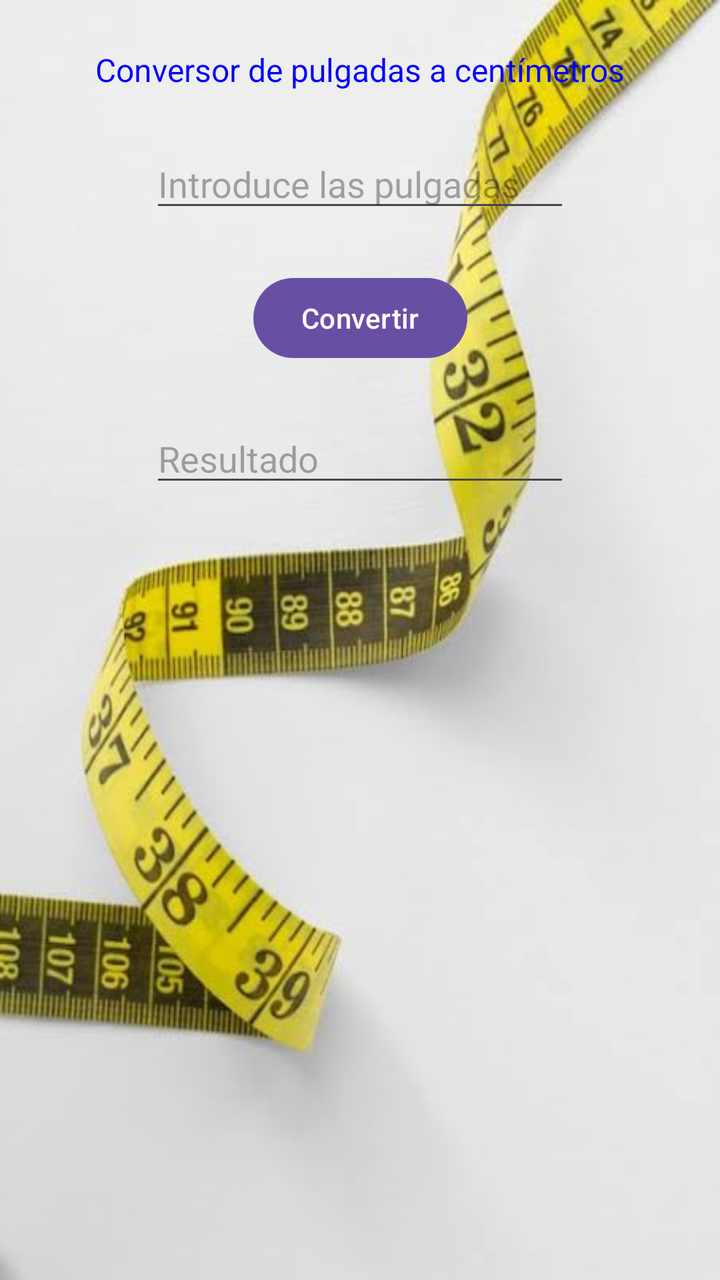
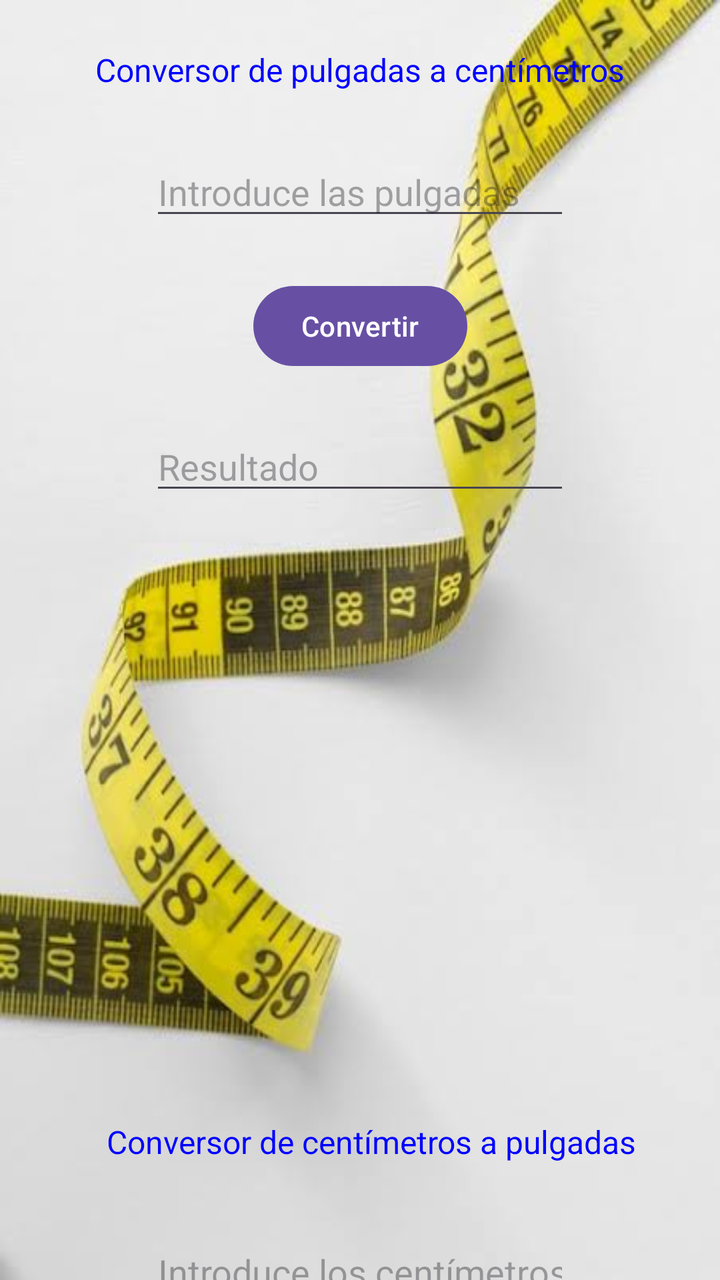

Two renders of the same Android screen: before a commit and after it. Below are the layout's source before the change and the commit's diff.
<!-- AndroidManifest.xml: application theme Theme.U2P4Conversor -->
<!-- res/layout/activity_main.xml -->
<?xml version="1.0" encoding="utf-8"?>
<androidx.constraintlayout.widget.ConstraintLayout xmlns:android="http://schemas.android.com/apk/res/android"
    xmlns:app="http://schemas.android.com/apk/res-auto"
    xmlns:tools="http://schemas.android.com/tools"
    android:id="@+id/main"
    android:layout_width="match_parent"
    android:layout_height="match_parent"
    android:background="@drawable/images"
    tools:context=".MainActivity">


    <TextView
        android:id="@+id/infoConversor"
        android:layout_width="wrap_content"
        android:layout_height="wrap_content"
        android:layout_marginStart="8dp"
        android:layout_marginTop="24dp"
        android:layout_marginEnd="8dp"
        android:text="@string/textViewInfo"
        android:textColor="#0000FF"
        android:textSize="16sp"
        app:layout_constraintEnd_toEndOf="parent"
        app:layout_constraintStart_toStartOf="parent"
        app:layout_constraintTop_toTopOf="parent" />


    <EditText
        android:id="@+id/pedirPulgadas"
        android:layout_width="wrap_content"
        android:layout_height="wrap_content"
        android:layout_marginTop="24dp"
        android:ems="10"
        android:hint="@string/textViewHintPedir"
        android:inputType="numberDecimal"
        app:layout_constraintEnd_toEndOf="parent"
        app:layout_constraintStart_toStartOf="parent"
        app:layout_constraintTop_toBottomOf="@id/infoConversor" />


    <Button
        android:id="@+id/buttonConvertir"
        android:layout_width="wrap_content"
        android:layout_height="wrap_content"
        android:layout_marginTop="24dp"
        android:text="@string/buttonConvertir"
        app:layout_constraintEnd_toEndOf="parent"
        app:layout_constraintStart_toStartOf="parent"
        app:layout_constraintTop_toBottomOf="@id/pedirPulgadas" />


    <EditText
        android:id="@+id/editResultado"
        android:layout_width="wrap_content"
        android:layout_height="wrap_content"
        android:layout_marginTop="24dp"
        android:ems="10"
        android:hint="@string/editTextHintResultado"
        android:inputType="numberDecimal"
        app:layout_constraintEnd_toEndOf="parent"
        app:layout_constraintStart_toStartOf="parent"
        app:layout_constraintTop_toBottomOf="@id/buttonConvertir" />

</androidx.constraintlayout.widget.ConstraintLayout>
<!-- resources referenced by this layout -->
<resources>
  <!-- drawable images: jpeg bitmap (drawable, 20203 bytes) -->
  <string name="buttonConvertir">Convertir</string>
  <string name="editTextHintResultado">Resultado</string>
  <string name="textViewHintPedir">Introduce las pulgadas</string>
  <string name="textViewInfo">Conversor de pulgadas a centímetros</string>
  <style name="Theme.U2P4Conversor" parent="Base.Theme.U2P4Conversor" />
  <style name="Base.Theme.U2P4Conversor" parent="Theme.Material3.DayNight.NoActionBar">
          
          
      </style>
</resources>

<!-- the commit's change to res/layout/activity_main.xml (unified diff, before → after) -->
@@ -9,6 +9,56 @@
     tools:context=".MainActivity">
 
 
+    <EditText
+        android:id="@+id/editResultadoCentimetros"
+        android:layout_width="wrap_content"
+        android:layout_height="wrap_content"
+        android:layout_marginTop="548dp"
+        android:ems="10"
+        android:hint="@string/editTextHintResultado"
+        android:inputType="numberDecimal"
+        app:layout_constraintEnd_toEndOf="parent"
+        app:layout_constraintStart_toStartOf="parent"
+        app:layout_constraintTop_toBottomOf="@id/buttonConvertirPulgadas" />
+
+    <Button
+        android:id="@+id/buttonConvertirCentimetros"
+        android:layout_width="wrap_content"
+        android:layout_height="wrap_content"
+        android:layout_marginTop="564dp"
+        android:text="@string/buttonConvertir"
+        app:layout_constraintEnd_toEndOf="parent"
+        app:layout_constraintHorizontal_bias="0.498"
+        app:layout_constraintStart_toStartOf="parent"
+        app:layout_constraintTop_toBottomOf="@id/pedirPulgadas" />
+
+    <EditText
+        android:id="@+id/pedirCentimetros"
+        android:layout_width="wrap_content"
+        android:layout_height="wrap_content"
+        android:layout_marginTop="568dp"
+        android:ems="10"
+        android:hint="@string/textViewHintPedirCentímetros"
+        android:inputType="numberDecimal"
+        app:layout_constraintEnd_toEndOf="parent"
+        app:layout_constraintStart_toStartOf="parent"
+        app:layout_constraintTop_toBottomOf="@id/infoConversor" />
+
+    <TextView
+        android:id="@+id/infoConversor2"
+        android:layout_width="wrap_content"
+        android:layout_height="wrap_content"
+        android:layout_marginStart="8dp"
+        android:layout_marginTop="560dp"
+        android:layout_marginEnd="8dp"
+        android:text="@string/textViewInfoCentimetros"
+        android:textColor="#0000FF"
+        android:textSize="16sp"
+        app:layout_constraintEnd_toEndOf="parent"
+        app:layout_constraintHorizontal_bias="0.573"
+        app:layout_constraintStart_toStartOf="parent"
+        app:layout_constraintTop_toTopOf="parent" />
+
     <TextView
         android:id="@+id/infoConversor"
         android:layout_width="wrap_content"
@@ -16,7 +66,7 @@
         android:layout_marginStart="8dp"
         android:layout_marginTop="24dp"
         android:layout_marginEnd="8dp"
-        android:text="@string/textViewInfo"
+        android:text="@string/textViewInfoPulgadas"
         android:textColor="#0000FF"
         android:textSize="16sp"
         app:layout_constraintEnd_toEndOf="parent"
@@ -28,17 +78,16 @@
         android:id="@+id/pedirPulgadas"
         android:layout_width="wrap_content"
         android:layout_height="wrap_content"
-        android:layout_marginTop="24dp"
+        android:layout_marginTop="28dp"
         android:ems="10"
-        android:hint="@string/textViewHintPedir"
+        android:hint="@string/textViewHintPediPulgadasr"
         android:inputType="numberDecimal"
         app:layout_constraintEnd_toEndOf="parent"
         app:layout_constraintStart_toStartOf="parent"
         app:layout_constraintTop_toBottomOf="@id/infoConversor" />
 
-
     <Button
-        android:id="@+id/buttonConvertir"
+        android:id="@+id/buttonConvertirPulgadas"
         android:layout_width="wrap_content"
         android:layout_height="wrap_content"
         android:layout_marginTop="24dp"
@@ -49,7 +98,7 @@
 
 
     <EditText
-        android:id="@+id/editResultado"
+        android:id="@+id/editResultadoPulgadas"
         android:layout_width="wrap_content"
         android:layout_height="wrap_content"
         android:layout_marginTop="24dp"
@@ -58,6 +107,6 @@
         android:inputType="numberDecimal"
         app:layout_constraintEnd_toEndOf="parent"
         app:layout_constraintStart_toStartOf="parent"
-        app:layout_constraintTop_toBottomOf="@id/buttonConvertir" />
+        app:layout_constraintTop_toBottomOf="@id/buttonConvertirPulgadas" />
 
 </androidx.constraintlayout.widget.ConstraintLayout>
<!-- resource entries referenced after the edit -->
@@ -3,8 +3,11 @@
   <!-- drawable images: jpeg bitmap (drawable, 20203 bytes) -->
   <string name="buttonConvertir">Convertir</string>
   <string name="editTextHintResultado">Resultado</string>
-  <string name="textViewHintPedir">Introduce las pulgadas</string>
-  <string name="textViewInfo">Conversor de pulgadas a centímetros</string>
+  <string name="textViewHintPediPulgadasr">Introduce las pulgadas</string>
+      //añadido string pedir centimetros
+  <string name="textViewInfoCentimetros">Conversor de centímetros a pulgadas</string>
+  <string name="textViewInfoPulgadas">Conversor de pulgadas a centímetros</string>
+      //añadido string nuevo para titulo conversor desde centimetros
   <style name="Theme.U2P4Conversor" parent="Base.Theme.U2P4Conversor" />
   <style name="Base.Theme.U2P4Conversor" parent="Theme.Material3.DayNight.NoActionBar">
           
